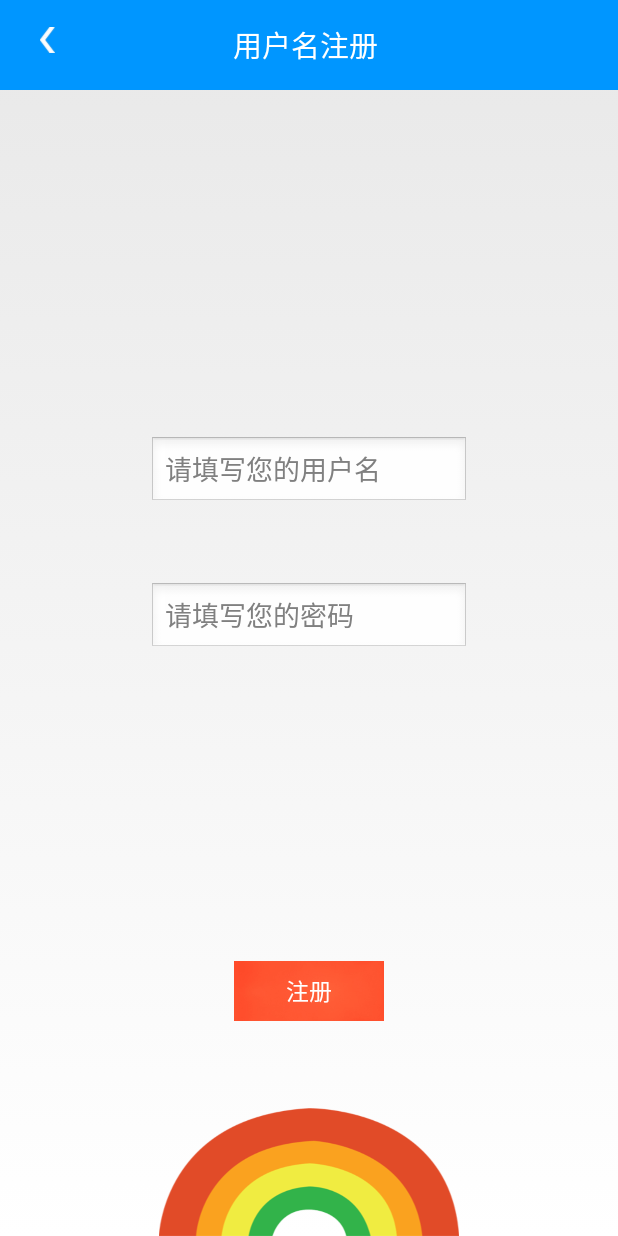
After one commit to nwsuafzq/duya_doodle, an Android app: the RegisterActivity screen opened directly, with no data from a screen before it, on a phone screen of 412 x 824 dp. The commit adds this screen. Run offline under Robolectric (Android 15) with nearby library versions, the phone set to English and light mode, and no system bars.

Commit message:
register and login ..

```diff
--- /dev/null
+++ b/app/src/main/java/cn/edu/chd/yitu/RegisterActivity.java
@@ -0,0 +1,102 @@
+package cn.edu.chd.yitu;
+
+
+import android.app.Activity;
+import android.media.Image;
+import android.os.Bundle;
+import android.view.View;
+import android.view.View.OnClickListener;
+import android.widget.Button;
+import android.widget.EditText;
+import android.widget.ImageButton;
+import android.widget.Toast;
+
+import com.lidroid.xutils.HttpUtils;
+import com.lidroid.xutils.exception.HttpException;
+import com.lidroid.xutils.http.RequestParams;
+import com.lidroid.xutils.http.ResponseInfo;
+import com.lidroid.xutils.http.callback.RequestCallBack;
+import com.lidroid.xutils.http.client.HttpRequest.HttpMethod;
+
+/**
+ * 注册页面
+ */
+public class RegisterActivity extends Activity {
+    private EditText userName;
+    private EditText passWord;
+    private Button commit;
+    private String name;// 用户名
+    private String pwd;// 密码
+    private ImageButton fanhuiButton;
+
+    /**
+     * url地址(根据你服务器的地址进行设置,主要是设置http://or9574ay.xicp.net:8888这里,or9574ay.xicp.
+     * net对应的是你本机的ip地址,比如192.168.1.1,8888是端口号,tomcat默认是8080)
+     */
+    private String url = "http://nwafu.me/RegisterAndLogin/RegisterServlet";
+
+    @Override
+    protected void onCreate(Bundle savedInstanceState) {
+        super.onCreate(savedInstanceState);
+        setContentView(R.layout.layout_register);
+        userName = (EditText) findViewById(R.id.userName);
+        passWord = (EditText) findViewById(R.id.passWord);
+        commit = (Button) findViewById(R.id.reg_button);
+
+        commit.setOnClickListener(new OnClickListener() {
+            @Override
+            public void onClick(View v) {
+                name = userName.getText().toString();
+                pwd = passWord.getText().toString();
+                if (name == null) {
+                    Toast.makeText(getApplicationContext(), "用户名不能为空", Toast.LENGTH_SHORT).show();
+                } else if (pwd == null) {
+                    Toast.makeText(getApplicationContext(), "用户名不能为空", Toast.LENGTH_SHORT).show();
+                } else {
+                    uploadUserData(url, name, pwd);
+                }
+
+            }
+        });
+
+        fanhuiButton= (ImageButton) findViewById(R.id.fanhui_button);
+        fanhuiButton.setOnClickListener(new View.OnClickListener() {
+            @Override
+            public void onClick( View v ) {
+
+                finish();
+            }
+        });
+    }
+
+    /**
+     * 上传用户资料(用户名和密码)
+     */
+    private void uploadUserData(String url, String name, String pwd) {
+        HttpUtils httpUtils = new HttpUtils();
+        RequestParams params = new RequestParams();
+        params.addQueryStringParameter("username", name);
+        params.addQueryStringParameter("password", pwd);
+        httpUtils.send(HttpMethod.GET, url, params, new RequestCallBack<String>() {
+            /**
+             * 上传失败
+             */
+            @Override
+            public void onFailure(HttpException arg0, String arg1) {
+                System.out.println(arg1);
+                Toast.makeText(getApplicationContext(), arg1, Toast.LENGTH_SHORT).show();
+            }
+
+            /**
+             * 上传成功
+             */
+            @Override
+            public void onSuccess(ResponseInfo<String> arg0) {
+                Toast.makeText(getApplicationContext(), arg0.result, Toast.LENGTH_SHORT).show();
+
+
+            }
+        });
+    }
+
+}
--- /dev/null
+++ b/app/src/main/res/layout/layout_register.xml
@@ -0,0 +1,80 @@
+<?xml version="1.0" encoding="utf-8"?>
+<RelativeLayout
+    xmlns:android="http://schemas.android.com/apk/res/android"
+    xmlns:tools="http://schemas.android.com/tools"
+    android:layout_width="match_parent"
+    android:layout_height="match_parent"
+    android:paddingBottom="0dp"
+    android:paddingLeft="0dp"
+    android:paddingRight="0dp"
+    android:paddingTop="0dp"
+    tools:context="cn.edu.chd.yitu.RegisterActivity">
+
+    <TextView
+        android:layout_width="match_parent"
+        android:layout_height="60dp"
+        android:textAppearance="?android:attr/textAppearanceLarge"
+        android:text="用户名注册 "
+        android:textColor="#ffffff"
+        android:textSize="19dp"
+        android:gravity="center"
+        android:id="@+id/textView"
+        android:background="@drawable/camera"
+        android:layout_alignParentRight="true"
+        android:layout_alignParentEnd="true"/>
+
+    <EditText
+        android:id="@+id/userName"
+        android:layout_width="wrap_content"
+        android:layout_height="wrap_content"
+        android:layout_above="@+id/passWord"
+        android:layout_centerHorizontal="true"
+        android:layout_marginBottom="49dp"
+        android:ems="10"
+        android:hint="请填写您的用户名"
+        android:inputType="textPersonName" />
+
+    <EditText
+        android:id="@+id/passWord"
+        android:layout_width="wrap_content"
+        android:layout_height="wrap_content"
+        android:layout_alignStart="@+id/userName"
+        android:layout_centerVertical="true"
+
+        android:ems="10"
+        android:hint="请填写您的密码"
+        android:inputType="textPassword" />
+
+    <Button
+        android:id="@+id/reg_button"
+        android:layout_width="100dp"
+        android:layout_height="40dp"
+        android:layout_above="@+id/imageView4"
+        android:layout_centerHorizontal="true"
+        android:layout_marginBottom="58dp"
+        android:background="@drawable/zhuce"
+        android:text="注册"
+        android:textColor="#ffffff"
+        android:textSize="15dp" />
+
+    <ImageView
+        android:layout_width="200dp"
+        android:layout_height="85dp"
+        android:id="@+id/imageView4"
+        android:background="@drawable/caihong"
+        android:layout_alignParentBottom="true"
+        android:layout_centerHorizontal="true"/>
+
+    <ImageButton
+        android:id="@+id/fanhui_button"
+        android:layout_width="20dp"
+        android:layout_height="35dp"
+        android:layout_alignParentStart="true"
+        android:layout_alignParentTop="true"
+        android:layout_marginStart="22dp"
+        android:layout_marginTop="12dp"
+        android:background="@drawable/fanhuibutton"
+        android:gravity="center" />
+
+
+</RelativeLayout>
--- a/app/src/main/res/values/colors.xml
+++ b/app/src/main/res/values/colors.xml
@@ -6,7 +6,7 @@
     <!-- QRCode scanner color begin -->
     <color name="viewfinder_mask">#60000000</color>
     <color name="result_view">#B0000000</color>
-    <color name="viewfinder_frame">#90FFFFFF</color>
+    <color name="viewfinder_frame">#90ffffff</color>
     <color name="result_point_color">#C0FFFF00</color>
     <color name="laser_color">#0F0</color>
     <color name="corner_color">#00FF00</color>
--- a/app/src/main/res/values/strings.xml
+++ b/app/src/main/res/values/strings.xml
@@ -47,6 +47,7 @@
     <string name="share">分享</string>
     <string name="title_activity_capture_works">CaptureWorksActivity</string>
     <string name="title_activity_webcaidan">WebcaidanActivity</string>
+    <string name="title_activity_login">LoginActivity</string>
 
 
 </resources>
```
Also changed, not shown: app/build.gradle (+5 -3 lines), app/src/main/AndroidManifest.xml (+8 -1 lines), app/src/main/java/cn/edu/chd/yitu/LoginActivity.java (added, +92 -0 lines), app/src/main/java/cn/edu/chd/yitu/SplashActivity.java (+29 -1 lines), app/src/main/res/layout/layout_login.xml (added, +114 -0 lines), app/libs/xutils_library.jar (added), app/src/main/res/drawable/caihong.png (added), app/src/main/res/drawable/camera.png (added), app/src/main/res/drawable/fanhuibutton.png (added), app/src/main/res/drawable/touxiang.png (added), app/src/main/res/drawable/zhuce.jpg (added).
